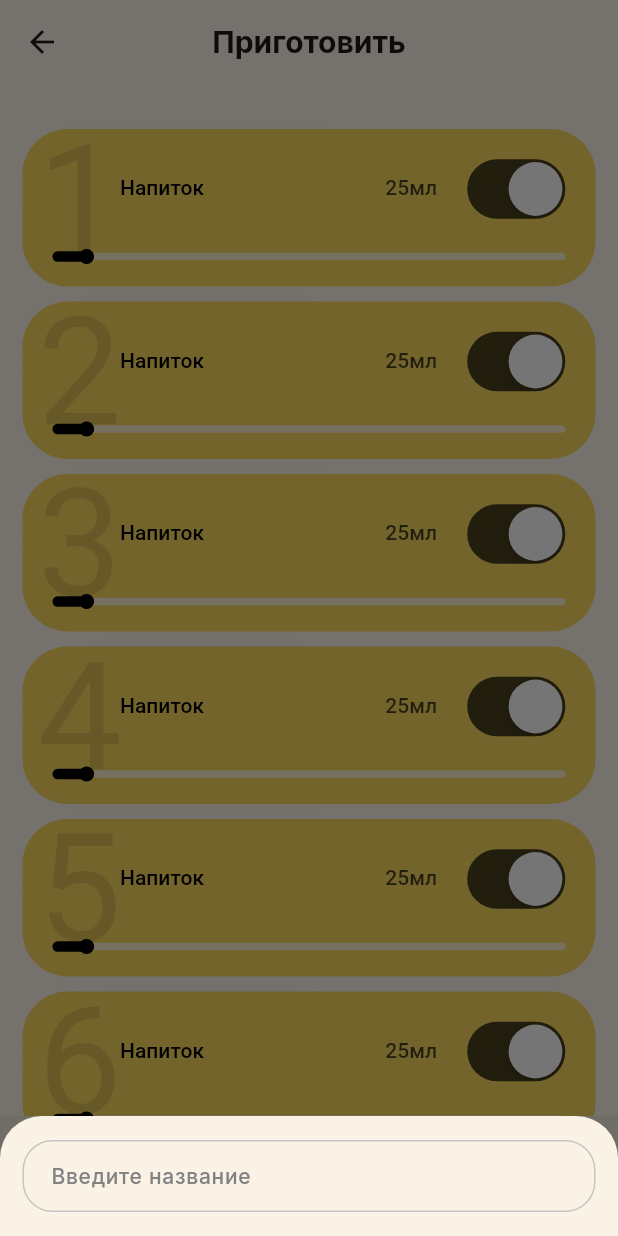
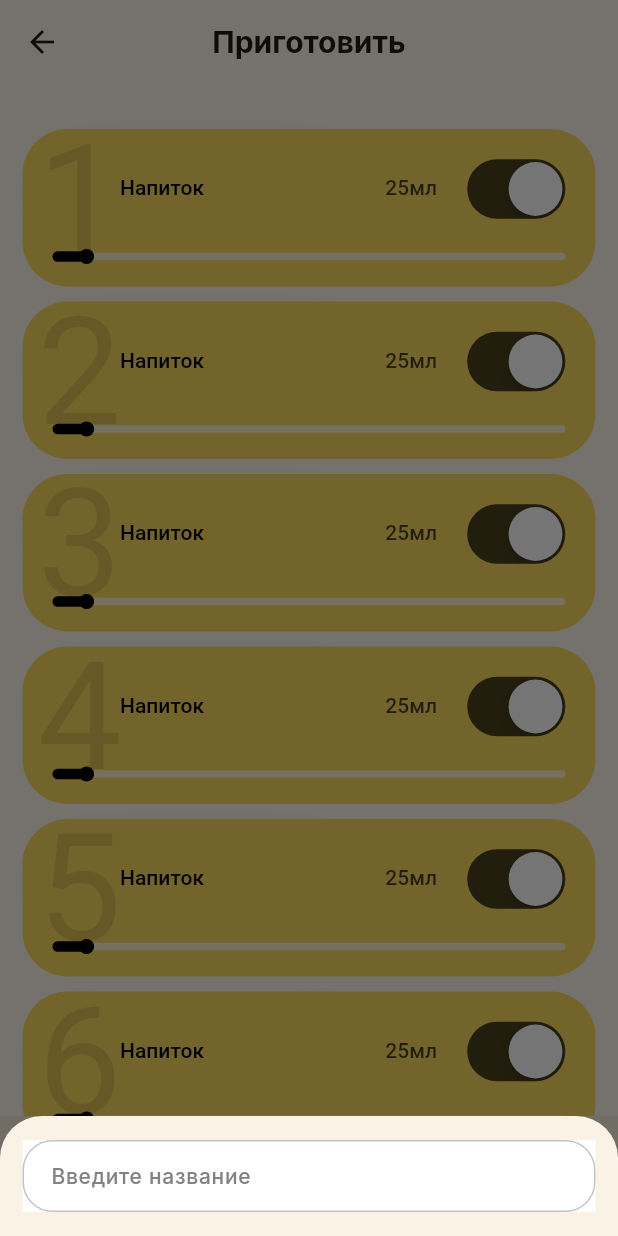
Before and after one commit to black-rusuz/avtonalivator, a Flutter app: the HomePage screen opened by its route, after a tap on "Напиток", on a phone screen of 412 x 824 dp. Run offline on Flutter 3.47's test engine with Material 2 defaults, Android fonts, the phone set to English and light mode, and no system bars; our stand-ins replace bloc, cached_network_image, dio, equatable, flutter_bloc, flutter_bluetooth_serial and 8 more; network calls fail.

Commit message:
imply search

```diff
--- a/lib/presentation/fragments/cocktails/widgets/cocktail_card.dart
+++ b/lib/presentation/fragments/cocktails/widgets/cocktail_card.dart
@@ -16,10 +16,10 @@ class CocktailCard extends StatelessWidget {
 
   @override
   Widget build(BuildContext context) {
-    return const BasicCard(
-      padding: EdgeInsets.all(20),
+    return BasicCard(
+      padding: const EdgeInsets.all(20),
       color: AppTheme.white,
-      child: Text('Card'),
+      child: Text(cocktail.name),
     );
   }
 }
--- a/lib/presentation/widgets/search_field.dart
+++ b/lib/presentation/widgets/search_field.dart
@@ -1,5 +1,6 @@
 import 'package:flutter/material.dart';
 
+import '../../core/theme.dart';
 import '../strings.dart';
 
 class SearchField extends StatelessWidget {
@@ -14,12 +15,15 @@ class SearchField extends StatelessWidget {
 
   @override
   Widget build(BuildContext context) {
-    return TextField(
-      onChanged: onChanged,
-      controller: controller,
-      textCapitalization: TextCapitalization.sentences,
-      decoration: const InputDecoration(
-        labelText: Strings.enterName,
+    return Ink(
+      color: AppTheme.white,
+      child: TextField(
+        onChanged: onChanged,
+        controller: controller,
+        textCapitalization: TextCapitalization.sentences,
+        decoration: const InputDecoration(
+          labelText: Strings.enterName,
+        ),
       ),
     );
   }
```
Also changed, not shown: lib/presentation/fragments/cocktails/cocktails.dart (+7 -2 lines).
